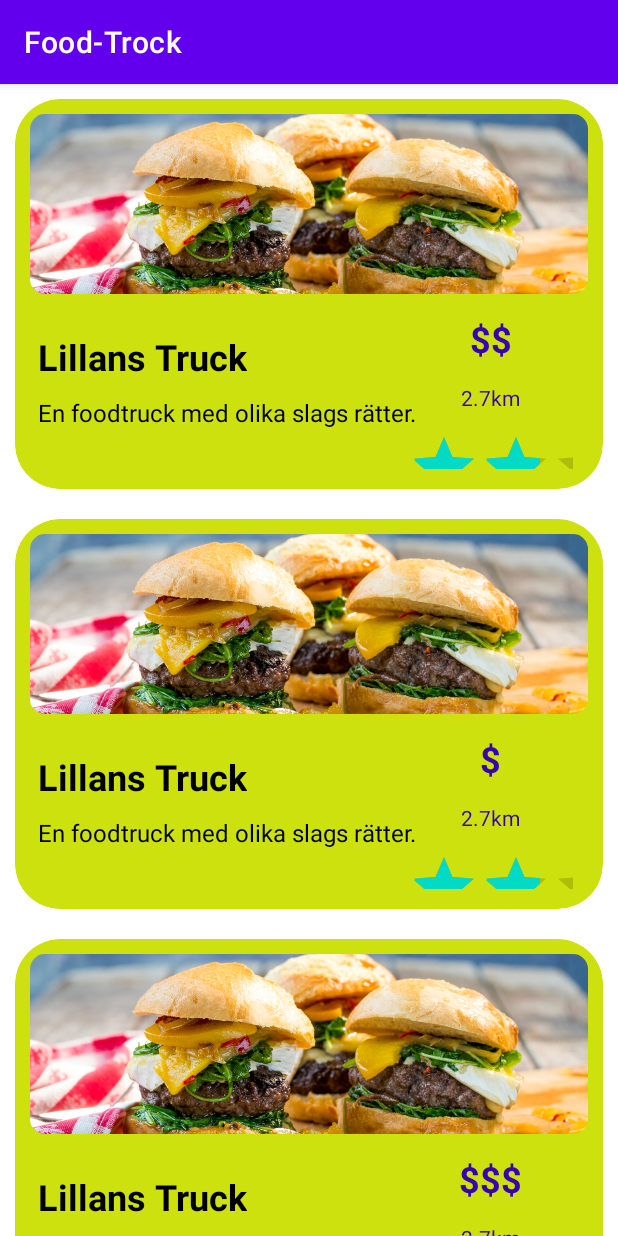
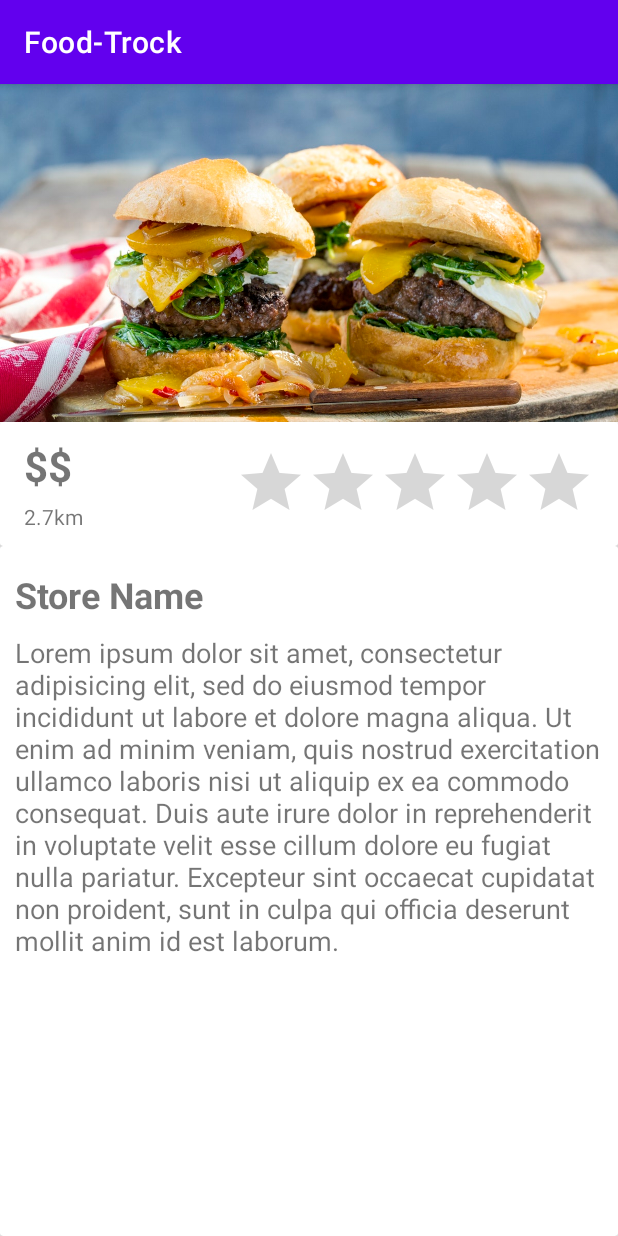
Before and after one commit to ahmadardal/Food-Truck, an Android app: the screen it shows after launch (MainActivity), after a tap on "Lillans Truck", on a phone screen of 412 x 824 dp. Run offline under Robolectric (Android 15) with nearby library versions, the phone set to English and light mode, and no system bars.

Commit message:
Fragment

```diff
--- a/app/src/main/java/com/example/food_trock/MainActivity.kt
+++ b/app/src/main/java/com/example/food_trock/MainActivity.kt
@@ -1,5 +1,6 @@
 package com.example.food_trock
 
+import android.content.Intent
 import androidx.appcompat.app.AppCompatActivity
 import android.os.Bundle
 import android.provider.ContactsContract
@@ -24,6 +25,20 @@ class MainActivity : AppCompatActivity() {
         storeAdapter.setOnItemClickListener(object: storeAdapter.onItemClickListener{
             override fun onItemClick(position: Int) {
 
+
+                val storeFragment = StoreFragment()
+
+                val bundle = Bundle()
+                bundle.putString("storeName","hej")
+                storeFragment.arguments = bundle
+
+                val transaction = supportFragmentManager.beginTransaction()
+                transaction.add(R.id.container, storeFragment, "store")
+                transaction.commit()
+
+
+
+
                 Log.e("TEST", "TEST")
 
             }
--- a/app/src/main/java/com/example/food_trock/StoreFragment.kt
+++ b/app/src/main/java/com/example/food_trock/StoreFragment.kt
@@ -1,6 +1,7 @@
 package com.example.food_trock
 
 import android.os.Bundle
+import android.util.Log
 import android.view.LayoutInflater
 import android.view.View
 import android.view.ViewGroup
@@ -13,7 +14,14 @@ class StoreFragment : Fragment() {
         container: ViewGroup?,
         savedInstanceState: Bundle?
     ): View? {
-        return super.onCreateView(inflater, container, savedInstanceState)
+
+        var data: String? = arguments?.getString("storeName")
+
+        Log.e("TEST",data!!)
+
+        val view = inflater.inflate(R.layout.store_fragment, container, false,)
+
+        return view
 
     }
 
--- a/app/src/main/res/layout/activity_main.xml
+++ b/app/src/main/res/layout/activity_main.xml
@@ -16,4 +16,16 @@
         app:layout_constraintStart_toStartOf="parent"
         app:layout_constraintTop_toTopOf="parent"
         tools:ignore="SpeakableTextPresentCheck" />
+
+    <FrameLayout
+        android:id="@+id/container"
+        android:layout_width="0dp"
+        android:layout_height="0dp"
+        android:elevation="3sp"
+        app:layout_constraintBottom_toBottomOf="parent"
+        app:layout_constraintEnd_toEndOf="parent"
+        app:layout_constraintStart_toStartOf="parent"
+        app:layout_constraintTop_toTopOf="parent">
+
+    </FrameLayout>
 </androidx.constraintlayout.widget.ConstraintLayout>
--- a/app/src/main/res/layout/store_fragment.xml
+++ b/app/src/main/res/layout/store_fragment.xml
@@ -65,15 +65,19 @@
         </androidx.constraintlayout.widget.ConstraintLayout>
     </androidx.cardview.widget.CardView>
 
+    <androidx.cardview.widget.CardView
+        android:layout_width="0dp"
+        android:layout_height="0dp"
+        android:visibility="visible"
+        app:layout_constraintBottom_toBottomOf="parent"
+        app:layout_constraintEnd_toEndOf="parent"
+        app:layout_constraintStart_toStartOf="parent"
+        app:layout_constraintTop_toBottomOf="@+id/cardView2">
+
         <androidx.constraintlayout.widget.ConstraintLayout
             android:layout_width="match_parent"
             android:layout_height="350dp"
-        app:layout_constraintBottom_toBottomOf="parent"
-        app:layout_constraintEnd_toEndOf="parent"
-        app:layout_constraintHorizontal_bias="0.0"
-        app:layout_constraintStart_toStartOf="parent"
-        app:layout_constraintTop_toBottomOf="@+id/cardView2"
-        app:layout_constraintVertical_bias="0.0">
+            android:visibility="visible">
 
             <TextView
                 android:id="@+id/txtStoreName"
@@ -100,4 +104,6 @@
                 app:layout_constraintStart_toStartOf="parent"
                 app:layout_constraintTop_toBottomOf="@+id/txtStoreName" />
         </androidx.constraintlayout.widget.ConstraintLayout>
+    </androidx.cardview.widget.CardView>
+
 </androidx.constraintlayout.widget.ConstraintLayout>
```
Lines whose indentation alone changed are shown as unchanged.
